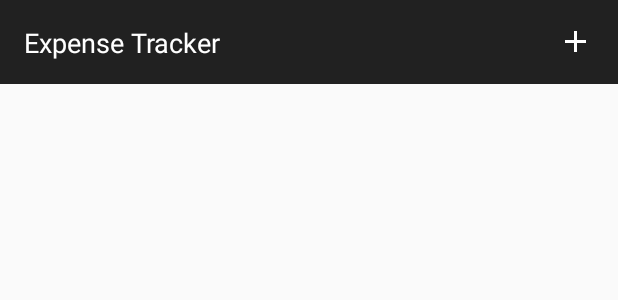
After one commit to Songroid/Capstone-Project, an Android app: the layout expense_widget.xml on its own in the app's theme, with its tools: preview values and no code run, on a phone screen of 412 x 824 dp. The commit adds this screen. Shown: the top 300 px of the screen. Run offline under Robolectric (Android 15) with nearby library versions, the phone set to English and light mode, and no system bars.

Commit message:
Added widget.

```diff
--- /dev/null
+++ b/ExpenseTracker/app/src/main/res/layout/expense_widget.xml
@@ -0,0 +1,31 @@
+<RelativeLayout xmlns:android="http://schemas.android.com/apk/res/android"
+    android:layout_width="match_parent"
+    android:layout_height="match_parent">
+
+    <RelativeLayout
+        android:id="@+id/widget_header"
+        android:background="@color/colorPrimary"
+        android:padding="@dimen/edge_margin"
+        android:layout_width="match_parent"
+        android:layout_height="?android:attr/actionBarSize">
+
+        <TextView
+            android:text="@string/app_name"
+            android:textColor="@android:color/white"
+            android:textAppearance="@android:style/TextAppearance.Medium"
+            android:layout_centerVertical="true"
+            android:layout_width="wrap_content"
+            android:layout_height="wrap_content" />
+
+        <ImageView
+            android:id="@+id/widget_plus"
+            android:src="@drawable/ic_add_white_24dp"
+            android:layout_alignParentEnd="true"
+            android:layout_width="wrap_content"
+            android:layout_height="wrap_content"
+            android:layout_centerVertical="true"
+            android:contentDescription="@string/add_an_expense_content_desc" />
+
+    </RelativeLayout>
+
+</RelativeLayout>
--- a/ExpenseTracker/app/src/main/res/values/dimens.xml
+++ b/ExpenseTracker/app/src/main/res/values/dimens.xml
@@ -6,4 +6,10 @@
     <dimen name="bottom_sheet_border_height">2dp</dimen>
     <dimen name="main_list_height">72dp</dimen>
 
+    <!--
+Refer to App Widget Documentation for margin information
+http://developer.android.com/guide/topics/appwidgets/index.html#CreatingLayout
+    -->
+    <dimen name="widget_margin">8dp</dimen>
+
 </resources>
--- a/ExpenseTracker/app/src/main/res/values/strings.xml
+++ b/ExpenseTracker/app/src/main/res/values/strings.xml
@@ -9,5 +9,8 @@
     <string name="dollar">$</string>
 
     <string name="empty_string">Add your first expense by pressing the fab</string>
+    <string name="appwidget_text">EXAMPLE</string>
+    <string name="add_widget">Add widget</string>
+    <string name="add_an_expense_content_desc">add an expense</string>
 
 </resources>
```
Also changed, not shown: ExpenseTracker/app/src/main/AndroidManifest.xml (+9 -2 lines), ExpenseTracker/app/src/main/java/com/songjin/expensetracker/ExpenseWidget.java (added, +56 -0 lines), ExpenseTracker/app/src/main/java/com/songjin/expensetracker/MainActivity.java (+11 -1 lines), ExpenseTracker/app/src/main/java/com/songjin/expensetracker/fragment/ExpenseFragment.java (+17 -3 lines), ExpenseTracker/app/src/main/res/values-v14/dimens.xml (added, +10 -0 lines), ExpenseTracker/app/src/main/res/xml/expense_widget_info.xml (added, +10 -0 lines), ExpenseTracker/app/src/main/res/drawable-nodpi/example_appwidget_preview.png (added).
